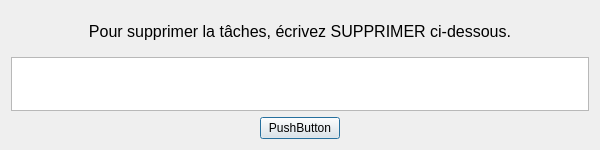
workspacerg/Juntos, file App/Juntos/supprdialog.ui: the form before one commit.
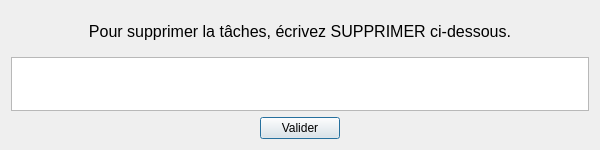
The form after the commit.

The edit to the form file:
```diff
--- a/App/Juntos/supprdialog.ui
+++ b/App/Juntos/supprdialog.ui
@@ -74,7 +74,7 @@
      <item>
       <widget class="QPushButton" name="sent">
        <property name="text">
-        <string>PushButton</string>
+        <string>Valider</string>
        </property>
       </widget>
      </item>
```
